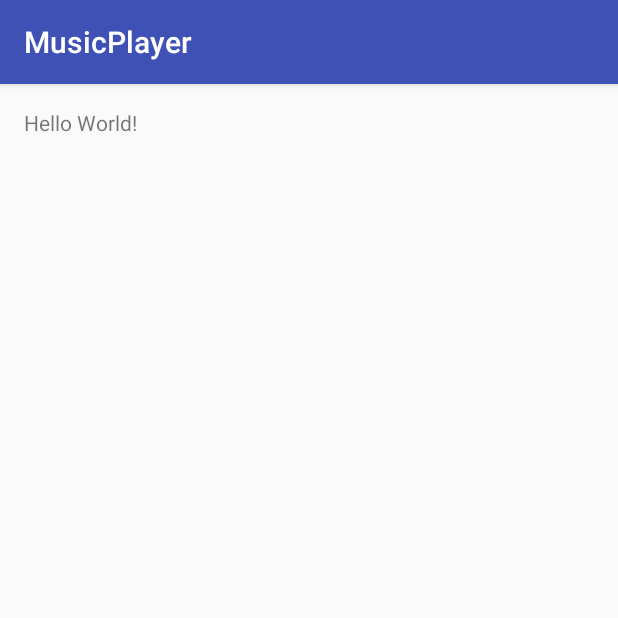
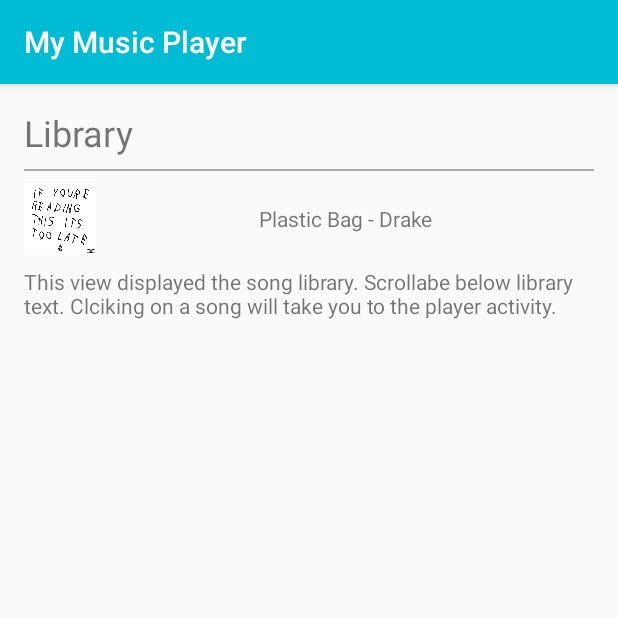
Before and after one commit to Jaren831/MusicPlayer, an Android app: the screen it shows after launch (MainActivity), on a phone screen of 412 x 824 dp, the top half of it. Run offline under Robolectric (Android 15) with nearby library versions, the phone set to English and light mode, and no system bars.

Commit message:
Got structure for music player. Two activities. - Main activity is in library. Displays song selection. Selecting a song will take user to player Activity. - Player activity displays artist/song/album art. View bar based on calculating with time remaining. - Mediaplayer class will handle audio playback. - Back/Forward arrows redisplay Player activity for new song. - Pause/play button - All click events are setonclick

```diff
--- a/app/src/main/AndroidManifest.xml
+++ b/app/src/main/AndroidManifest.xml
@@ -15,6 +15,12 @@
                 <category android:name="android.intent.category.LAUNCHER" />
             </intent-filter>
         </activity>
+        <activity android:name=".PlayerActivity" android:label="@string/player_screen">
+            <intent-filter>
+                <action android:name="com.example.android.musicplayer.PlayerActivity" />
+                <category android:name="android.intent.category.DEFAULT" />
+            </intent-filter>
+        </activity>
     </application>
 
 </manifest>
--- a/app/src/main/java/com/example/android/musicplayer/MainActivity.java
+++ b/app/src/main/java/com/example/android/musicplayer/MainActivity.java
@@ -1,7 +1,10 @@
 package com.example.android.musicplayer;
 
+import android.content.Intent;
 import android.support.v7.app.AppCompatActivity;
 import android.os.Bundle;
+import android.view.View;
+import android.widget.TextView;
 
 public class MainActivity extends AppCompatActivity {
 
@@ -9,5 +12,15 @@ public class MainActivity extends AppCompatActivity {
     protected void onCreate(Bundle savedInstanceState) {
         super.onCreate(savedInstanceState);
         setContentView(R.layout.activity_main);
+        TextView song = (TextView) findViewById(R.id.song);
+        // Set a click listener on that View
+        song.setOnClickListener(new View.OnClickListener() {
+            @Override
+            public void onClick(View view) {
+                // Create a new intent to open the {@Link FamilyActivity}
+                Intent songIntent = new Intent(MainActivity.this, PlayerActivity.class);
+                startActivity(songIntent);
+            }
+        });
     }
 }
--- a/app/src/main/res/layout/activity_main.xml
+++ b/app/src/main/res/layout/activity_main.xml
@@ -1,16 +1,57 @@
 <?xml version="1.0" encoding="utf-8"?>
-<RelativeLayout xmlns:android="http://schemas.android.com/apk/res/android"
+<LinearLayout
+    xmlns:android="http://schemas.android.com/apk/res/android"
     xmlns:tools="http://schemas.android.com/tools"
     android:layout_width="match_parent"
     android:layout_height="match_parent"
-    android:paddingBottom="@dimen/activity_vertical_margin"
+    android:orientation="vertical"
     android:paddingLeft="@dimen/activity_horizontal_margin"
     android:paddingRight="@dimen/activity_horizontal_margin"
     android:paddingTop="@dimen/activity_vertical_margin"
+    android:paddingBottom="@dimen/activity_vertical_margin"
     tools:context="com.example.android.musicplayer.MainActivity">
 
     <TextView
+        android:text="@string/library"
         android:layout_width="wrap_content"
         android:layout_height="wrap_content"
-        android:text="Hello World!" />
-</RelativeLayout>
+        android:layout_marginBottom="8dp"
+        android:textSize="24sp"
+        />
+    <View
+        android:layout_width="match_parent"
+        android:layout_height="1dp"
+        android:layout_marginBottom="8dp"
+        android:background="@android:color/darker_gray"/>
+    <ScrollView
+        android:layout_width="match_parent"
+        android:layout_height="match_parent">
+        <LinearLayout
+            android:layout_width="match_parent"
+            android:layout_height="wrap_content"
+            android:orientation="vertical">
+            <LinearLayout
+                android:layout_width="match_parent"
+                android:layout_height="wrap_content"
+                android:orientation="horizontal"
+                android:layout_marginBottom="8dp">
+                <ImageView
+                    android:layout_width="48dp"
+                    android:layout_height="48dp"
+                    android:src="@drawable/iytitl"/>
+                <TextView
+                    android:id="@+id/song"
+                    android:layout_width="match_parent"
+                    android:layout_height="48dp"
+                    android:text="@string/songInfo"
+                    android:gravity="center"/>
+
+            </LinearLayout>
+            <TextView
+                android:layout_width="match_parent"
+                android:layout_height="wrap_content"
+                android:text="@string/mainExplain"/>
+
+        </LinearLayout>
+    </ScrollView>
+</LinearLayout>
--- a/app/src/main/res/values/colors.xml
+++ b/app/src/main/res/values/colors.xml
@@ -1,6 +1,6 @@
 <?xml version="1.0" encoding="utf-8"?>
 <resources>
-    <color name="colorPrimary">#3F51B5</color>
-    <color name="colorPrimaryDark">#303F9F</color>
-    <color name="colorAccent">#FF4081</color>
+    <color name="colorPrimary">#00BCD4</color>
+    <color name="colorPrimaryDark">#0097A7</color>
+    <color name="colorAccent">#B2EBF2</color>
 </resources>
--- a/app/src/main/res/values/strings.xml
+++ b/app/src/main/res/values/strings.xml
@@ -1,3 +1,20 @@
 <resources>
-    <string name="app_name">MusicPlayer</string>
+    <!-- Title for the application.  -->
+    <string name="app_name">My Music Player</string>
+
+    <!-- Name for player screen [CHAR LIMIT=20] -->
+    <string name="player_screen">Player</string>
+
+    <!-- Name for library screen -->
+    <string name="library">Library</string>
+
+    <!-- Demo song -->
+    <string name="songInfo">Plastic Bag - Drake</string>
+
+    <!-- Description for main activity  -->
+    <string name="mainExplain">This view displayed the song library. Scrollabe below library text. Clciking on
+        a song will take you to the player activity.</string>
+    <!-- Description for player activity -->
+    <string name="playerExplain">Activity for song playing. Will display album art, artist/song info. Play button will turn into a pause button and vice/versa whem clicked. Forward and back arrows take you to activity        for next song. Will use mediaPlayer class to control music playback. Depedning on time left in song will move viewbar.</string>
+
 </resources>
```
Also changed, not shown: app/src/main/java/com/example/android/musicplayer/PlayerActivity.java (added, +13 -0 lines), app/src/main/res/layout/activity_player.xml (added, +65 -0 lines), app/src/main/res/drawable/chevron_left.png (added), app/src/main/res/drawable/chevron_left36.png (added), app/src/main/res/drawable/chevron_right36.png (added), app/src/main/res/drawable/iytitl.jpg (added), app/src/main/res/drawable/pause.png (added), app/src/main/res/drawable/play.png (added).
